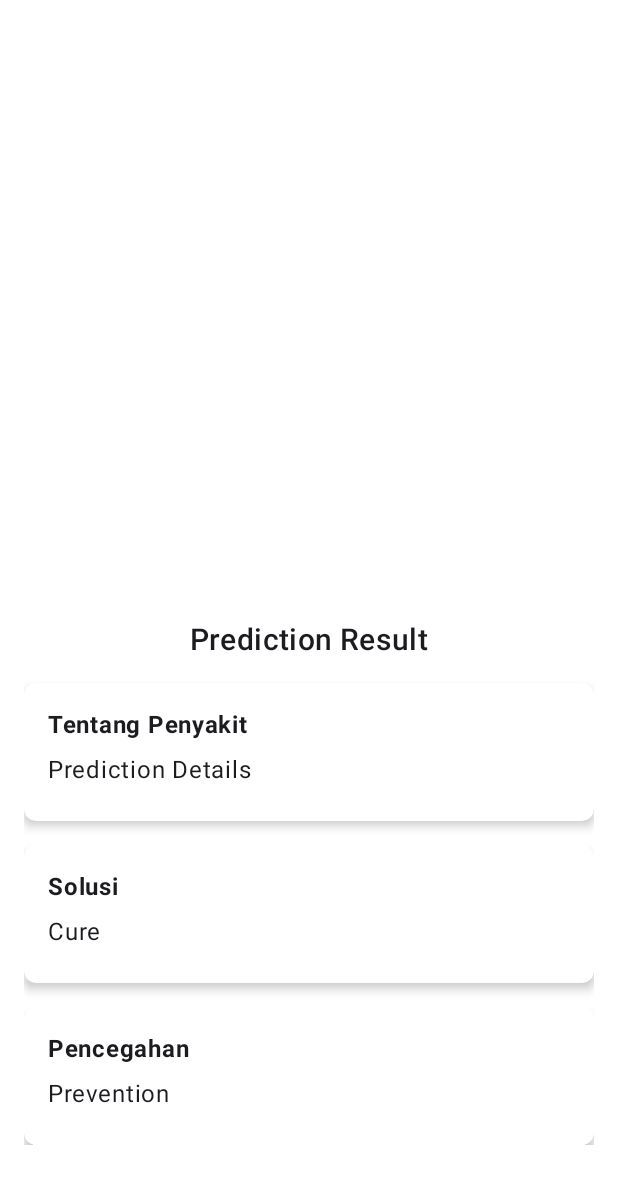
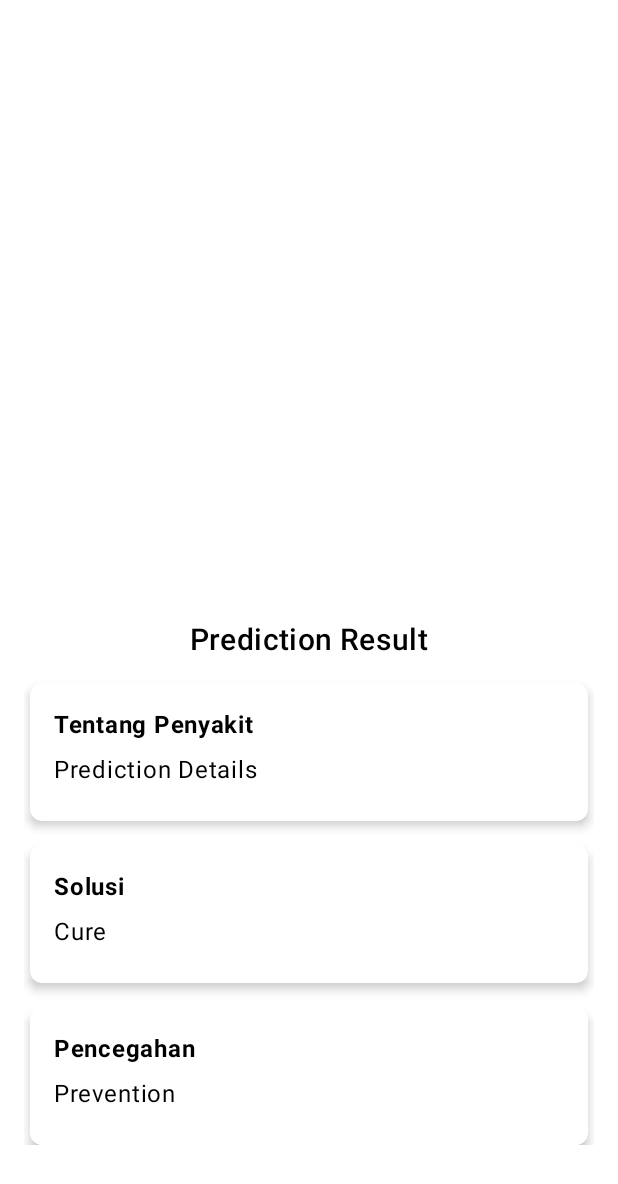
Before and after one commit to farizhaidar/Leaf-Sense, an Android app: the layout activity_result.xml on its own in the app's theme, with its tools: preview values and no code run, on a phone screen of 412 x 824 dp. Shown: the top 1184 px of the screen. Run offline under Robolectric (Android 15) with nearby library versions, the phone set to English and light mode, and no system bars.

Commit message:
finishing result

```diff
--- a/app/src/main/res/layout/activity_result.xml
+++ b/app/src/main/res/layout/activity_result.xml
@@ -27,6 +27,7 @@
             android:layout_height="wrap_content"
             android:layout_marginTop="16dp"
             android:text="Prediction Result"
+            android:textColor="@color/black"
             android:textAppearance="?attr/textAppearanceHeadline6"
             app:layout_constraintEnd_toEndOf="parent"
             app:layout_constraintStart_toStartOf="parent"
@@ -40,6 +41,8 @@
             android:layout_marginTop="16dp"
             app:cardCornerRadius="8dp"
             app:cardElevation="4dp"
+            android:layout_marginHorizontal="4dp"
+            app:cardBackgroundColor="@android:color/white"
             app:layout_constraintEnd_toEndOf="parent"
             app:layout_constraintStart_toStartOf="parent"
             app:layout_constraintTop_toBottomOf="@id/predictionResult">
@@ -56,6 +59,7 @@
                     android:layout_height="wrap_content"
                     android:text="Tentang Penyakit"
                     android:textStyle="bold"
+                    android:textColor="@color/black"
                     android:textAppearance="?attr/textAppearanceBody1"
                     android:paddingBottom="8dp" />
 
@@ -64,6 +68,7 @@
                     android:layout_width="wrap_content"
                     android:layout_height="wrap_content"
                     android:text="Prediction Details"
+                    android:textColor="@color/black"
                     android:textAppearance="?attr/textAppearanceBody1"
                     android:paddingBottom="8dp" />
             </LinearLayout>
@@ -77,6 +82,8 @@
             android:layout_marginTop="16dp"
             app:cardCornerRadius="8dp"
             app:cardElevation="4dp"
+            android:layout_marginHorizontal="4dp"
+            app:cardBackgroundColor="@android:color/white"
             app:layout_constraintEnd_toEndOf="parent"
             app:layout_constraintStart_toStartOf="parent"
             app:layout_constraintTop_toBottomOf="@id/cardPredictionDetails">
@@ -93,6 +100,7 @@
                     android:layout_height="wrap_content"
                     android:text="Solusi"
                     android:textStyle="bold"
+                    android:textColor="@color/black"
                     android:textAppearance="?attr/textAppearanceBody1"
                     android:paddingBottom="8dp" />
 
@@ -101,6 +109,7 @@
                     android:layout_width="wrap_content"
                     android:layout_height="wrap_content"
                     android:text="Cure"
+                    android:textColor="@color/black"
                     android:textAppearance="?attr/textAppearanceBody1"
                     android:paddingBottom="8dp" />
             </LinearLayout>
@@ -113,7 +122,9 @@
             android:layout_height="wrap_content"
             android:layout_marginTop="16dp"
             app:cardCornerRadius="8dp"
+            android:layout_marginHorizontal="4dp"
             app:cardElevation="4dp"
+            app:cardBackgroundColor="@android:color/white"
             app:layout_constraintEnd_toEndOf="parent"
             app:layout_constraintStart_toStartOf="parent"
             app:layout_constraintTop_toBottomOf="@id/cardCure">
@@ -129,6 +140,7 @@
                     android:layout_width="wrap_content"
                     android:layout_height="wrap_content"
                     android:text="Pencegahan"
+                    android:textColor="@color/black"
                     android:textStyle="bold"
                     android:textAppearance="?attr/textAppearanceBody1"
                     android:paddingBottom="8dp" />
@@ -137,6 +149,7 @@
                     android:id="@+id/preventionTextView"
                     android:layout_width="wrap_content"
                     android:layout_height="wrap_content"
+                    android:textColor="@color/black"
                     android:text="Prevention"
                     android:textAppearance="?attr/textAppearanceBody1"
                     android:paddingBottom="8dp" />
```
Also changed, not shown: app/src/main/java/com/bangkit/leafsense/ui/home/HomeFragment.kt (+19 -2 lines).
